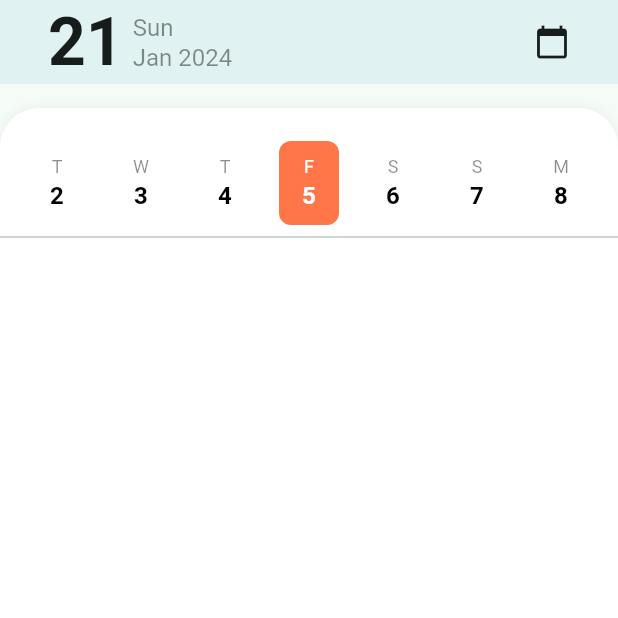
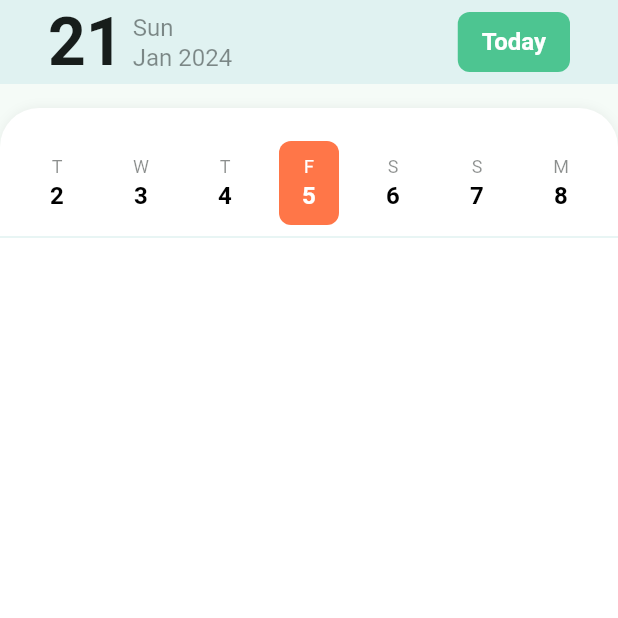
Before and after one commit to artyomIgg/lesson_planner, a Flutter app: the screen it shows after launch, after a tap on an icon or button, on a phone screen of 412 x 824 dp, the top half of it. Run offline on Flutter 3.47's test engine with Material 3 defaults, Android fonts, the phone set to English and light mode, and no system bars; our stand-ins replace auto_route, flutter_riverpod, freezed_annotation, get_it, google_fonts, hive and 2 more; accounts and stored records are empty; statements that could not run were skipped.

Commit message:
add today button to calendar screen

```diff
--- a/lib/constants/src/colors.dart
+++ b/lib/constants/src/colors.dart
@@ -2,6 +2,8 @@ import 'package:flutter/material.dart';
 
 mixin Colors {
   static const Color green = Color(0xFF00BFA6);
+  static const Color greenButton = Color(0xFF4DC591);
+  static const Color greenButtonText = Color(0xFF17BE67);
   static const Color lightGreen = Color(0xFFE0F2F1);
   static const Color white = Color(0xFFFFFFFF);
   static const Color black = Color(0xFF000000);
--- a/lib/constants/src/my_theme.dart
+++ b/lib/constants/src/my_theme.dart
@@ -3,13 +3,42 @@ import 'colors.dart' as c;
 
 mixin MyTheme {
   static ThemeData mainAppTheme = ThemeData(
-      useMaterial3: true,
-      colorScheme: ColorScheme.fromSeed(
-        seedColor: c.Colors.green,
-        secondary: c.Colors.orange,
-        background: c.Colors.lightGreen,
+    useMaterial3: true,
+    colorScheme: ColorScheme.fromSeed(
+      seedColor: c.Colors.green,
+      secondary: c.Colors.orange,
+      background: c.Colors.lightGreen,
+    ),
+    buttonTheme: const ButtonThemeData(
+      buttonColor: c.Colors.red,
+      hoverColor: c.Colors.greenButton,
+      textTheme: ButtonTextTheme.primary,
+    ),
+    filledButtonTheme: FilledButtonThemeData(
+      style: ButtonStyle(
+        backgroundColor: MaterialStateProperty.all<Color>(
+            c.Colors.greenButton),
+        foregroundColor:
+            MaterialStateProperty.all<Color>(c.Colors.white),
+        textStyle: MaterialStateProperty.all<TextStyle>(
+          const TextStyle(
+            fontSize: 16,
+            fontWeight: FontWeight.w700,
+          ),
+        ),
+        shape: MaterialStateProperty.all<OutlinedBorder>(
+          RoundedRectangleBorder(
+            borderRadius: BorderRadius.circular(8),
+          ),
+        ),
+        padding: MaterialStateProperty.all<EdgeInsetsGeometry>(
+          const EdgeInsets.symmetric(
+            vertical: 8,
+            horizontal: 16,
+          ),
+        ),
       ),
-
+    ),
     appBarTheme: const AppBarTheme(
       color: c.Colors.lightGreen,
     ),
--- a/lib/screens/my_calendar_screen/my_calendar_screen.dart
+++ b/lib/screens/my_calendar_screen/my_calendar_screen.dart
@@ -4,6 +4,7 @@ import 'package:flutter_riverpod/flutter_riverpod.dart';
 import 'package:intl/intl.dart';
 import 'package:lesson_planner/constants/constants.dart' as c;
 import 'package:lesson_planner/providers/calendar_provider/calendar_state_provider.dart';
+import 'package:lesson_planner/screens/my_calendar_screen/widgets/today_button.dart';
 
 @RoutePage()
 class MyCalendarScreen extends ConsumerWidget {
@@ -44,7 +45,7 @@ class MyCalendarScreen extends ConsumerWidget {
         mainAxisSize: MainAxisSize.max,
         children: [
           _monthView(context, selectedDate, ref),
-          const Divider(),
+          const Divider(color: c.Colors.lightGreen),
         ],
       ),
     );
@@ -174,7 +175,7 @@ class MyCalendarScreen extends ConsumerWidget {
             ],
           ),
           const Spacer(),
-          const Icon(Icons.calendar_today),
+          TodayButton(title: 'Today', onPressed: () {},),
         ],
       ),
     );
--- /dev/null
+++ b/lib/screens/my_calendar_screen/widgets/today_button.dart
@@ -0,0 +1,18 @@
+import 'package:flutter/material.dart';
+
+class TodayButton extends StatelessWidget {
+  const TodayButton({super.key, required this.title, this.onPressed});
+
+  final String title;
+  final Function()? onPressed;
+
+  @override
+  Widget build(BuildContext context) {
+    return FilledButton(
+      onPressed: onPressed,
+      child: Text(
+        title,
+      ),
+    );
+  }
+}
```
